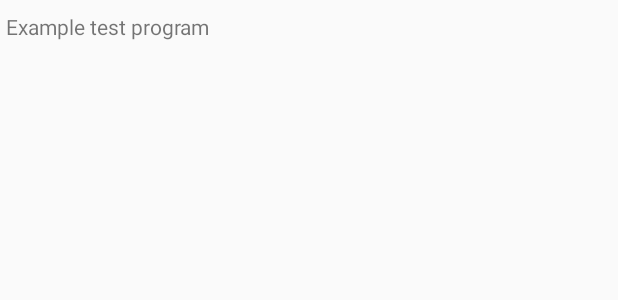
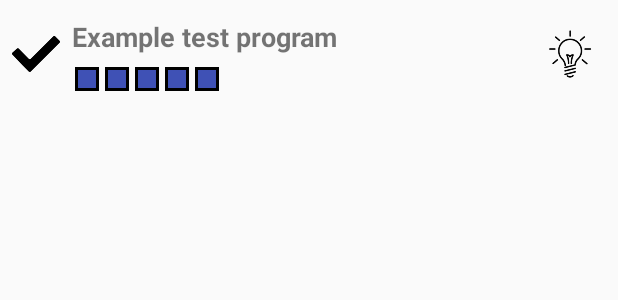
Before and after one commit to nyekilajos/HomeMoodLighting, an Android app: the layout item_bedroom_program.xml on its own in the app's theme, with its tools: preview values and no code run, on a phone screen of 412 x 824 dp. Shown: the top 300 px of the screen. Run offline under Robolectric (Android 15) with nearby library versions, the phone set to English and light mode, and no system bars.

Commit message:
Bedroom program edit function created.

```diff
--- a/androidClient/HomeMoodLigtingClient/app/build.gradle
+++ b/androidClient/HomeMoodLigtingClient/app/build.gradle
@@ -30,6 +30,7 @@ dependencies {
     compile 'com.android.support:design:23.1.1'
     compile 'com.android.support:recyclerview-v7:23.1.1'
     compile 'com.google.code.gson:gson:2.5'
+    compile 'com.pes.materialcolorpicker:library:1.0.2'
     compile 'org.roboguice:roboguice:3.0.1'
     provided 'org.roboguice:roboblender:3.0.1'
 }
--- a/androidClient/HomeMoodLigtingClient/app/src/main/AndroidManifest.xml
+++ b/androidClient/HomeMoodLigtingClient/app/src/main/AndroidManifest.xml
@@ -20,6 +20,9 @@
                 <category android:name="android.intent.category.LAUNCHER" />
             </intent-filter>
         </activity>
+        <activity
+            android:name=".EditBedroomProgramActivity"
+            android:label="@string/app_name" />
     </application>
 
 </manifest>
--- /dev/null
+++ b/androidClient/HomeMoodLigtingClient/app/src/main/res/drawable/square.xml
@@ -0,0 +1,6 @@
+<?xml version="1.0" encoding="utf-8"?>
+<shape xmlns:android="http://schemas.android.com/apk/res/android">
+    <stroke android:width="2dp" android:color="#ff000000" />
+    <solid android:color="#00000000" />
+
+</shape>
--- a/androidClient/HomeMoodLigtingClient/app/src/main/res/layout/item_bedroom_program.xml
+++ b/androidClient/HomeMoodLigtingClient/app/src/main/res/layout/item_bedroom_program.xml
@@ -1,74 +1,103 @@
 <?xml version="1.0" encoding="utf-8"?>
-<LinearLayout xmlns:android="http://schemas.android.com/apk/res/android"
+<RelativeLayout xmlns:android="http://schemas.android.com/apk/res/android"
     xmlns:tools="http://schemas.android.com/tools"
     android:id="@+id/item_bedroom_program_container"
     android:layout_width="match_parent"
-    android:layout_height="match_parent"
+    android:layout_height="wrap_content"
     android:clickable="true"
     android:focusable="true"
     android:foreground="?android:attr/selectableItemBackground"
-    android:orientation="horizontal"
-    android:paddingBottom="8dp"
-    android:paddingTop="8dp"
-    android:weightSum="10">
+    android:padding="8dp">
+
+    <ImageView
+        android:id="@+id/program_selected_check"
+        android:layout_width="@dimen/program_selected_check_size"
+        android:layout_height="@dimen/program_selected_check_size"
+        android:src="@drawable/checkmark"
+        android:layout_centerVertical="true"/>
+
+    <LinearLayout
+        android:layout_width="wrap_content"
+        android:layout_height="wrap_content"
+        android:layout_marginLeft="8dp"
+        android:layout_marginRight="8dp"
+        android:layout_toRightOf="@id/program_selected_check"
+        android:orientation="vertical">
 
         <TextView
             android:id="@+id/program_name"
-        android:layout_width="0dp"
+            android:layout_width="wrap_content"
             android:layout_height="match_parent"
-        android:layout_weight="6"
-        android:paddingLeft="4dp"
-        android:paddingRight="4dp"
+            android:paddingBottom="4dp"
+            android:paddingTop="4dp"
+            android:textSize="18sp"
+            android:textStyle="bold"
             tools:text="Example test program" />
 
         <LinearLayout
-        android:layout_width="0dp"
+            android:layout_width="wrap_content"
             android:layout_height="match_parent"
-        android:layout_weight="4">
+            android:orientation="horizontal"
+            android:paddingBottom="4dp"
+            android:paddingTop="4dp">
 
             <View
                 android:id="@+id/color_1"
                 android:layout_width="@dimen/color_indicator_size"
                 android:layout_height="@dimen/color_indicator_size"
                 android:layout_marginLeft="2dp"
-            android:layout_marginRight="2dp" />
+                android:layout_marginRight="2dp"
+                android:background="@color/colorPrimary"
+                android:foreground="@drawable/square"/>
 
             <View
                 android:id="@+id/color_2"
                 android:layout_width="@dimen/color_indicator_size"
                 android:layout_height="@dimen/color_indicator_size"
                 android:layout_marginLeft="2dp"
-            android:layout_marginRight="2dp" />
+                android:layout_marginRight="2dp"
+                android:background="@color/colorPrimary"
+                android:foreground="@drawable/square"/>
 
             <View
                 android:id="@+id/color_3"
                 android:layout_width="@dimen/color_indicator_size"
                 android:layout_height="@dimen/color_indicator_size"
                 android:layout_marginLeft="2dp"
-            android:layout_marginRight="2dp" />
+                android:layout_marginRight="2dp"
+                android:background="@color/colorPrimary"
+                android:foreground="@drawable/square"/>
 
             <View
                 android:id="@+id/color_4"
                 android:layout_width="@dimen/color_indicator_size"
                 android:layout_height="@dimen/color_indicator_size"
                 android:layout_marginLeft="2dp"
-            android:layout_marginRight="2dp" />
+                android:layout_marginRight="2dp"
+                android:background="@color/colorPrimary"
+                android:foreground="@drawable/square"/>
 
             <View
                 android:id="@+id/color_5"
                 android:layout_width="@dimen/color_indicator_size"
                 android:layout_height="@dimen/color_indicator_size"
                 android:layout_marginLeft="2dp"
-            android:layout_marginRight="2dp" />
+                android:layout_marginRight="2dp"
+                android:background="@color/colorPrimary"
+                android:foreground="@drawable/square"/>
+
+        </LinearLayout>
+
+    </LinearLayout>
 
     <ImageView
         android:id="@+id/program_icon"
-            android:layout_width="wrap_content"
-            android:layout_height="match_parent"
-            android:layout_marginLeft="4dp"
-            android:layout_marginRight="4dp" />
+        android:layout_width="@dimen/program_selected_check_size"
+        android:layout_height="@dimen/program_selected_check_size"
+        android:layout_alignParentRight="true"
+        android:layout_centerVertical="true"
+        android:layout_marginLeft="8dp"
+        android:layout_marginRight="8dp"
+        android:src="@drawable/bulb" />
 
-    </LinearLayout>
-
-
-</LinearLayout>
+</RelativeLayout>
--- /dev/null
+++ b/androidClient/HomeMoodLigtingClient/app/src/main/res/layout/item_bedroom_program_type_spinner.xml
@@ -0,0 +1,5 @@
+<?xml version="1.0" encoding="utf-8"?>
+<TextView xmlns:android="http://schemas.android.com/apk/res/android"
+    android:layout_width="match_parent"
+    android:layout_height="match_parent"
+    android:padding="@dimen/default_ui_spacing" />
--- a/androidClient/HomeMoodLigtingClient/app/src/main/res/values/dimens.xml
+++ b/androidClient/HomeMoodLigtingClient/app/src/main/res/values/dimens.xml
@@ -7,4 +7,7 @@
     <dimen name="activity_vertical_margin">16dp</dimen>
     <dimen name="fab_margin">16dp</dimen>
     <dimen name="color_indicator_size">16dp</dimen>
+    <dimen name="color_indicator_size_large">32dp</dimen>
+    <dimen name="program_selected_check_size">32dp</dimen>
+    <dimen name="default_ui_spacing">8dp</dimen>
 </resources>
--- a/androidClient/HomeMoodLigtingClient/app/src/main/res/values/strings.xml
+++ b/androidClient/HomeMoodLigtingClient/app/src/main/res/values/strings.xml
@@ -8,4 +8,8 @@
 
     <string name="simple_lighting_program">Simple Lighting</string>
     <string name="fade_in_out_program">Fade In / Out</string>
+    <string name="name_of_program">Name of the program</string>
+    <string name="bedroom_program_type">Program type</string>
+    <string name="pick_colors">Pick colors</string>
+    <string name="error_name_empty">Please add a name to the program</string>
 </resources>
```
Also changed, not shown: androidClient/HomeMoodLigtingClient/app/src/main/java/com/nyekilajos/homemoodligtingclient/ColorIndicatorView.java (added, +108 -0 lines), androidClient/HomeMoodLigtingClient/app/src/main/java/com/nyekilajos/homemoodligtingclient/EditBedroomProgramActivity.java (added, +146 -0 lines), androidClient/HomeMoodLigtingClient/app/src/main/java/com/nyekilajos/homemoodligtingclient/fragment/BedroomFragment.java (+30 -7 lines), androidClient/HomeMoodLigtingClient/app/src/main/java/com/nyekilajos/homemoodligtingclient/fragment/BedroomProgram.java (+18 -0 lines), androidClient/HomeMoodLigtingClient/app/src/main/java/com/nyekilajos/homemoodligtingclient/fragment/BedroomProgramAdapter.java (+20 -9 lines), androidClient/HomeMoodLigtingClient/app/src/main/res/layout/activity_edit_bedroom_program.xml (added, +90 -0 lines), androidClient/HomeMoodLigtingClient/app/src/main/res/drawable/checkmark.png (added). Lines whose indentation alone changed are shown as unchanged.
